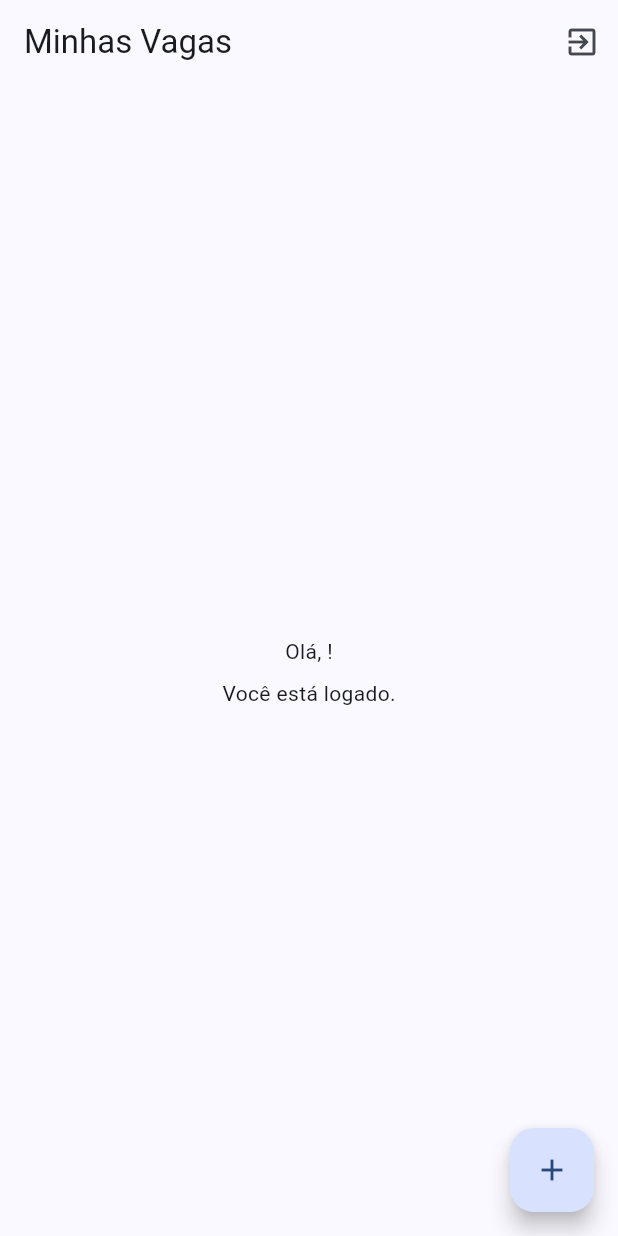
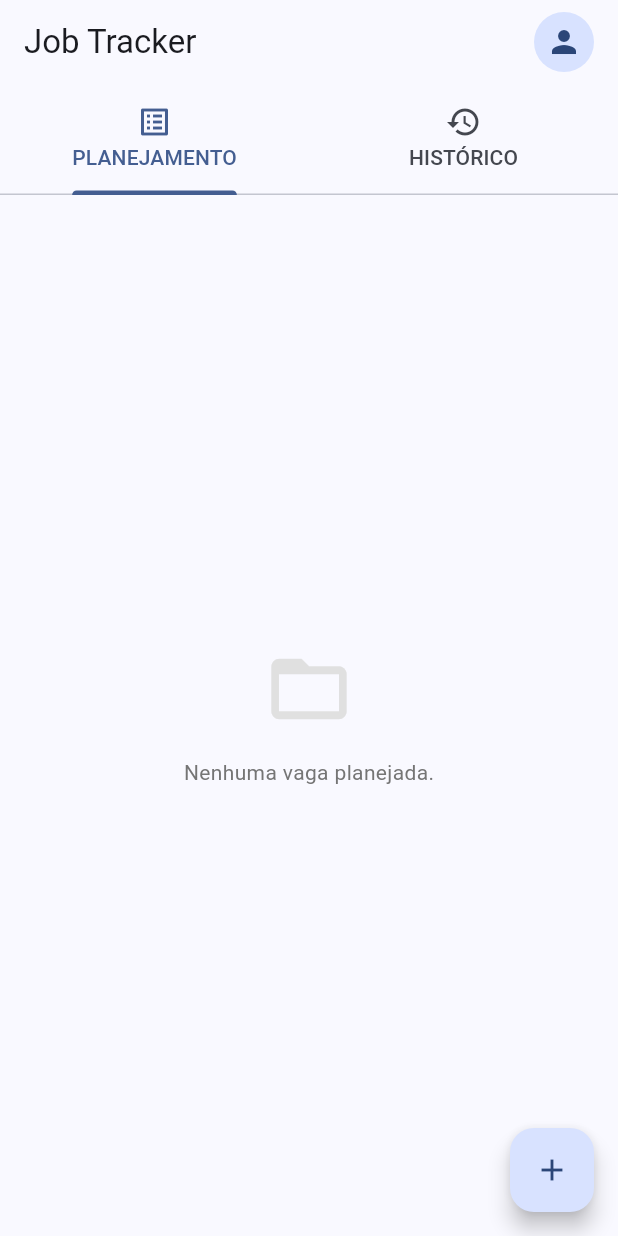
Before and after one commit to JamesEhlert/job-tracker-portfolio, a Flutter app: the screen it shows once a user with an empty profile is signed in, on a phone screen of 412 x 824 dp. Run offline on Flutter 3.47's test engine with Material 3 defaults, Android fonts, the phone set to English and light mode, and no system bars; our stand-ins replace cloud_firestore, firebase_auth, firebase_core, google_sign_in; accounts and stored records are empty.

Commit message:
Feat: Implement job listing with tabs and Firestore indexing

```diff
--- a/lib/screens/home_screen.dart
+++ b/lib/screens/home_screen.dart
@@ -1,49 +1,75 @@
 import 'package:flutter/material.dart';
 import 'package:provider/provider.dart';
-import 'package:firebase_auth/firebase_auth.dart';
 import '../repositories/auth_repository.dart';
+import '../repositories/job_repository.dart';
+import '../models/job_application.dart';
+import '../widgets/job_card.dart';
 import 'add_job_screen.dart';
+import 'login_screen.dart'; // Importante para redirecionar no logout
 
 class HomeScreen extends StatelessWidget {
   const HomeScreen({super.key});
 
   @override
   Widget build(BuildContext context) {
-    // Obtém o usuário atual
-    final user = context.read<AuthRepository>().currentUser;
+    final authRepository = context.read<AuthRepository>();
+    final user = authRepository.currentUser;
 
-    return Scaffold(
+    // Controlador das Abas (2 abas)
+    return DefaultTabController(
+      length: 2,
+      child: Scaffold(
         appBar: AppBar(
-        title: const Text('Minhas Vagas'),
+          title: const Text('Job Tracker'),
+          bottom: const TabBar(
+            tabs: [
+              Tab(text: 'PLANEJAMENTO', icon: Icon(Icons.list_alt)),
+              Tab(text: 'HISTÓRICO', icon: Icon(Icons.history)),
+            ],
+          ),
           actions: [
-          IconButton(
-            icon: const Icon(Icons.exit_to_app),
-            onPressed: () {
-              // Faz logout e volta para a tela de login automaticamente
-              context.read<AuthRepository>().signOut();
+            // Menu do Usuário
+            PopupMenuButton<String>(
+              onSelected: (value) async {
+                if (value == 'logout') {
+                  await authRepository.signOut();
+                  // O AuthWrapper no main.dart cuidará da navegação, mas podemos forçar se necessário
+                }
               },
+              itemBuilder: (context) => [
+                PopupMenuItem(
+                  value: 'user',
+                  child: Text('Olá, ${user?.displayName?.split(' ')[0] ?? 'Usuário'}'),
+                  enabled: false, // Item apenas visual
+                ),
+                const PopupMenuItem(
+                  value: 'logout',
+                  child: Row(
+                    children: [Icon(Icons.logout, color: Colors.red), SizedBox(width: 8), Text('Sair')],
+                  ),
+                ),
+              ],
+              child: Padding(
+                padding: const EdgeInsets.symmetric(horizontal: 16.0),
+                child: CircleAvatar(
+                  backgroundImage: user?.photoURL != null ? NetworkImage(user!.photoURL!) : null,
+                  child: user?.photoURL == null ? const Icon(Icons.person) : null,
+                ),
+              ),
             ),
           ],
         ),
-      body: Center(
-        child: Column(
-          mainAxisAlignment: MainAxisAlignment.center,
+        body: TabBarView(
           children: [
-            if (user?.photoURL != null)
-              CircleAvatar(
-                backgroundImage: NetworkImage(user!.photoURL!),
-                radius: 40,
-              ),
-            const SizedBox(height: 16),
-            Text('Olá, ${user?.displayName ?? "Usuário"}!'),
-            const SizedBox(height: 8),
-            const Text('Você está logado.'),
+            // Aba 1: Vagas 'to_apply' (A Candidatar)
+            _JobList(status: 'to_apply', userId: user!.uid),
+
+            // Aba 2: Vagas 'applied' (Candidatado)
+            _JobList(status: 'applied', userId: user.uid),
           ],
-        ),
         ),
         floatingActionButton: FloatingActionButton(
           onPressed: () {
-          // Navega para a tela de adicionar vaga
             Navigator.push(
               context,
               MaterialPageRoute(builder: (context) => const AddJobScreen()),
@@ -51,6 +77,59 @@ floatingActionButton: FloatingActionButton(
           },
           child: const Icon(Icons.add),
         ),
+      ),
     );
   }
 }
+
+// Widget auxiliar para listar as vagas (evita duplicar código)
+class _JobList extends StatelessWidget {
+  final String status;
+  final String userId;
+
+  const _JobList({required this.status, required this.userId});
+
+  @override
+  Widget build(BuildContext context) {
+    return StreamBuilder<List<JobApplication>>(
+      // Chama o repositório pedindo apenas as vagas daquele status
+      stream: context.read<JobRepository>().getJobsStream(userId: userId, status: status),
+      builder: (context, snapshot) {
+        if (snapshot.connectionState == ConnectionState.waiting) {
+          return const Center(child: CircularProgressIndicator());
+        }
+
+        if (snapshot.hasError) {
+          return Center(child: Text('Erro: ${snapshot.error}'));
+        }
+
+        final jobs = snapshot.data ?? [];
+
+        if (jobs.isEmpty) {
+          return Center(
+            child: Column(
+              mainAxisAlignment: MainAxisAlignment.center,
+              children: [
+                Icon(Icons.folder_open, size: 60, color: Colors.grey.shade300),
+                const SizedBox(height: 16),
+                Text(
+                  status == 'to_apply' ? 'Nenhuma vaga planejada.' : 'Nenhuma candidatura enviada.',
+                  style: TextStyle(color: Colors.grey.shade600),
+                ),
+              ],
+            ),
+          );
+        }
+
+        // Lista de Vagas
+        return ListView.builder(
+          itemCount: jobs.length,
+          itemBuilder: (context, index) {
+            final job = jobs[index];
+            return JobCard(job: job);
+          },
+        );
+      },
+    );
+  }
+}
```
Also changed, not shown: lib/widgets/job_card.dart (added, +124 -0 lines). Lines whose indentation alone changed are shown as unchanged.
